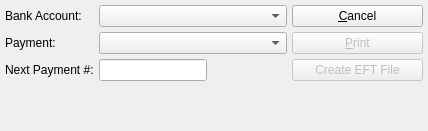
Above: guiclient/printCheck.ui from Pegasus-RPG/xtuple-client before the change. Below: the same form after it.
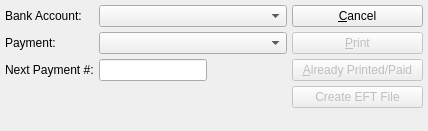
That is the form after the change. Custom widgets are drawn as their Qt base class.

Commit message: Record individual payments without printing

```diff
--- a/guiclient/printCheck.ui
+++ b/guiclient/printCheck.ui
@@ -130,6 +130,16 @@
        </property>
       </widget>
      </item>
+     <item>
+      <widget class="QPushButton" name="_printed">
+       <property name="enabled">
+        <bool>false</bool>
+       </property>
+       <property name="text">
+        <string>&amp;Already Printed/Paid</string>
+       </property>
+      </widget>
+     </item>
      <item>
       <widget class="QPushButton" name="_createEFT">
        <property name="enabled">
```
Left out of the diff: 17 changed lines with no effect on the pictures. The commit also changes 2 other files.
